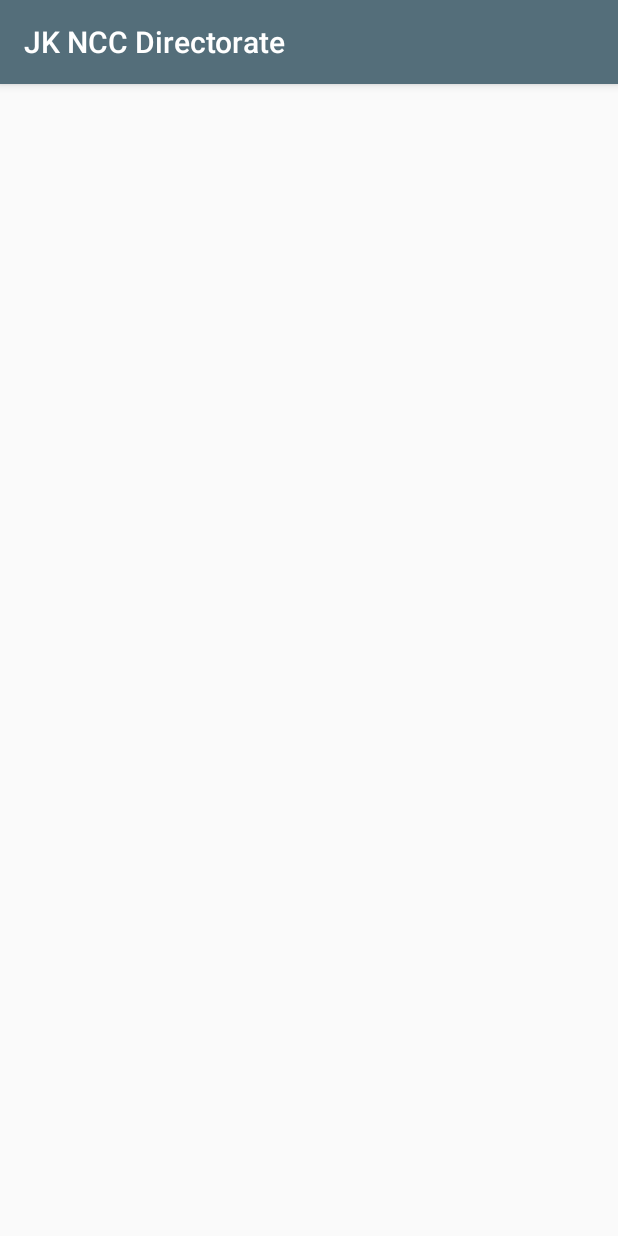
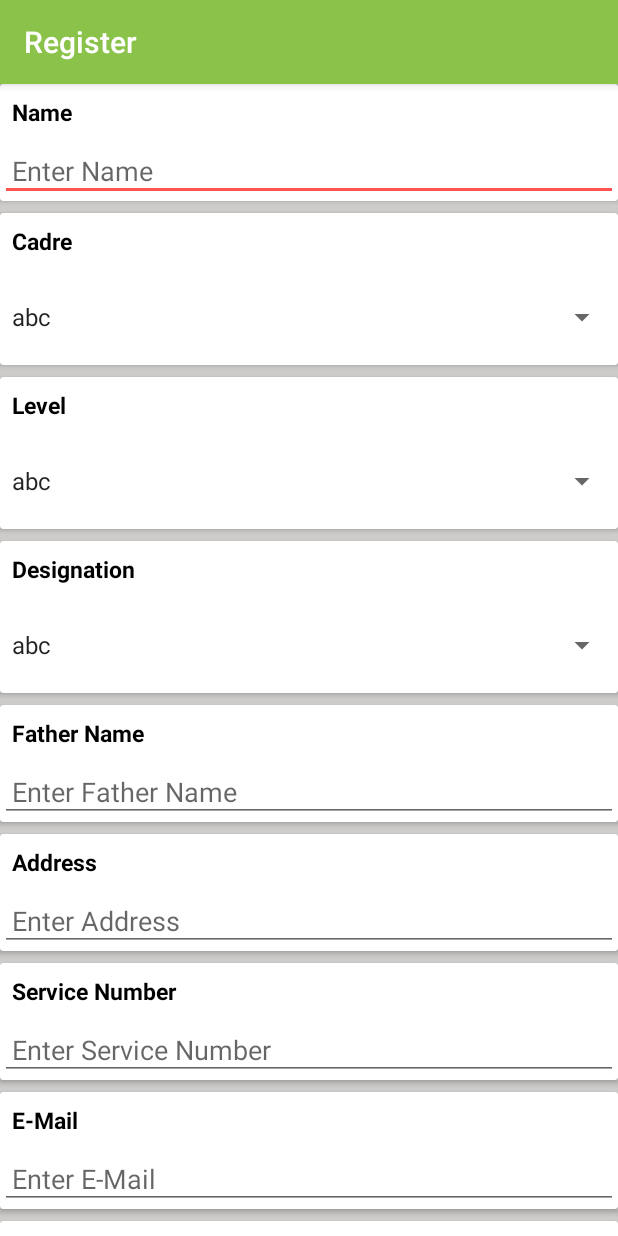
Before and after one commit to Gamingdronzz/JKNCCDirectorate, an Android app: the RegisterActivity screen opened directly, with no data from a screen before it, on a phone screen of 412 x 824 dp. Run offline under Robolectric (Android 15) with nearby library versions, the phone set to English and light mode, and no system bars.

Commit message:
Set up register activity

```diff
--- a/app/build.gradle
+++ b/app/build.gradle
@@ -27,6 +27,7 @@ dependencies {
     compile 'com.android.support:appcompat-v7:25.3.1'
     compile 'com.android.support.constraint:constraint-layout:1.0.2'
     compile 'com.android.support:design:25.3.1'
+    compile 'com.android.support:cardview-v7:25.3.1'
     compile 'com.android.support:support-v4:25.3.1'
     testCompile 'junit:junit:4.12'
 }
--- a/app/src/main/java/com/jknccdirectorate/Activity/RegisterActivity.java
+++ b/app/src/main/java/com/jknccdirectorate/Activity/RegisterActivity.java
@@ -2,6 +2,7 @@ package com.jknccdirectorate.Activity;
 
 import android.os.Bundle;
 import android.support.v7.app.AppCompatActivity;
+import android.support.v7.widget.LinearLayoutManager;
 import android.support.v7.widget.RecyclerView;
 
 import com.jknccdirectorate.Adapter.ComplexRecyclerViewAdapter;
@@ -21,10 +22,12 @@ public class RegisterActivity extends AppCompatActivity {
     protected void onCreate(Bundle savedInstanceState) {
         super.onCreate(savedInstanceState);
         setContentView(R.layout.activity_register);
+        getSupportActionBar().setTitle("Register");
 
         recyclerView = (RecyclerView) findViewById(R.id.registration_recyclerView);
         adapter = new ComplexRecyclerViewAdapter(getSampleArrayList());
         recyclerView.setAdapter(adapter);
+        recyclerView.setLayoutManager(new LinearLayoutManager(getApplicationContext()));
     }
 
     private ArrayList<Object> getSampleArrayList() {
--- a/app/src/main/java/com/jknccdirectorate/ViewHolders/ViewHolderEditText.java
+++ b/app/src/main/java/com/jknccdirectorate/ViewHolders/ViewHolderEditText.java
@@ -34,7 +34,7 @@ public class ViewHolderEditText extends RecyclerView.ViewHolder {
     }
 */
     public void setHint(String value) {
-        textview.setHint(value);
+        editText.setHint(value);
     }
 
     public void setTag(String value) {
--- a/app/src/main/res/layout/activity_register.xml
+++ b/app/src/main/res/layout/activity_register.xml
@@ -1,16 +1,17 @@
 <?xml version="1.0" encoding="utf-8"?>
-<android.support.constraint.ConstraintLayout xmlns:android="http://schemas.android.com/apk/res/android"
+<LinearLayout xmlns:android="http://schemas.android.com/apk/res/android"
     xmlns:app="http://schemas.android.com/apk/res-auto"
     xmlns:tools="http://schemas.android.com/tools"
     android:layout_width="match_parent"
     android:layout_height="match_parent"
-    android:padding="@dimen/activity_vertical_margin"
+
     tools:context="com.jknccdirectorate.Activity.RegisterActivity">
 
     <android.support.v7.widget.RecyclerView
+        android:background="@color/colorLightGray"
         android:id="@+id/registration_recyclerView"
         android:layout_width="match_parent"
         android:layout_height="match_parent">
 
     </android.support.v7.widget.RecyclerView>
-</android.support.constraint.ConstraintLayout>
+</LinearLayout>
--- a/app/src/main/res/layout/view_holder_edittext.xml
+++ b/app/src/main/res/layout/view_holder_edittext.xml
@@ -1,16 +1,22 @@
-<LinearLayout xmlns:android="http://schemas.android.com/apk/res/android"
+<android.support.v7.widget.CardView xmlns:android="http://schemas.android.com/apk/res/android"
     android:id="@+id/llContainer"
     android:layout_width="match_parent"
     android:layout_height="wrap_content"
-    android:layout_marginBottom="@dimen/margin_medium"
-    android:orientation="vertical"
-    android:padding="@dimen/padding_medium">
+    android:elevation="@dimen/elevation_medium"
+    android:layout_marginBottom="@dimen/margin_medium">
+
+    <LinearLayout
+        android:layout_width="match_parent"
+        android:layout_height="wrap_content"
+        android:orientation="vertical">
 
         <TextView
             android:id="@+id/text_view_edit_text"
             android:layout_width="match_parent"
+            android:padding="@dimen/padding_medium"
             android:layout_height="wrap_content"
-        android:textAlignment="center"
+            android:textStyle="bold"
+            android:textSize="@dimen/text_15"
             android:textColor="@color/colorBlack" />
 
         <EditText
@@ -18,8 +24,9 @@
             android:layout_width="match_parent"
             android:layout_height="wrap_content"
             android:inputType="textMultiLine"
-        android:padding="@dimen/padding_medium"
-        android:textAlignment="center" />
+            android:padding="@dimen/padding_medium" />
+
+    </LinearLayout>
 
 
-</LinearLayout>
+</android.support.v7.widget.CardView>
--- a/app/src/main/res/layout/view_holder_spinner.xml
+++ b/app/src/main/res/layout/view_holder_spinner.xml
@@ -1,19 +1,24 @@
 <?xml version="1.0" encoding="utf-8"?>
-
-<LinearLayout xmlns:android="http://schemas.android.com/apk/res/android"
+<android.support.v7.widget.CardView xmlns:android="http://schemas.android.com/apk/res/android"
     android:id="@+id/llContainer"
     android:layout_width="match_parent"
     android:layout_height="wrap_content"
     android:layout_marginBottom="@dimen/margin_medium"
-    android:orientation="vertical"
-    android:padding="@dimen/padding_medium">
+    >
+
+    <LinearLayout
+        android:layout_width="match_parent"
+        android:layout_height="wrap_content"
+        android:orientation="vertical">
 
         <TextView
             android:id="@+id/text_view_dropdown_title"
             android:layout_width="match_parent"
             android:layout_height="wrap_content"
-        android:textAlignment="center"
-        android:textColor="@color/colorBlack">
+            android:padding="@dimen/padding_medium"
+            android:textColor="@color/colorBlack"
+            android:textSize="@dimen/text_15"
+            android:textStyle="bold">
 
         </TextView>
 
@@ -26,3 +31,7 @@
         </android.support.v7.widget.AppCompatSpinner>
 
     </LinearLayout>
+
+
+
+</android.support.v7.widget.CardView>
--- a/app/src/main/res/values/colors.xml
+++ b/app/src/main/res/values/colors.xml
@@ -1,13 +1,15 @@
 <?xml version="1.0" encoding="utf-8"?>
 <resources>
-    <color name="colorAccent">#FF4081</color>
+    <color name="colorPrimary">#8BC34A</color>
+    <color name="colorPrimaryDark">#689F38</color>
+    <color name="colorPrimaryLight">#DCEDC8</color>
+    <color name="colorAccent">#FF5252</color>
+    <color name="colorAccentLight">#f49b9b</color>
+    <color name="colorAccentDark">#962d2d</color>
     <color name="colorGray">#6c6c6c</color>
     <color name="colorIcons">#212121</color>
     <color name="colorLightGray">#cecbcb</color>
     <color name="colorOffWhite">#dddddd</color>
-    <color name="colorPrimary">#546e7a</color>
-    <color name="colorPrimaryDark">#37474f</color>
-    <color name="colorPrimaryLight">#90a4ae</color>
     <color name="colorPrimaryText">#ffffff</color>
     <color name="colorRed">#ff0000</color>
     <color name="colorSecondaryText">#757575</color>
--- a/app/src/main/res/values/styles.xml
+++ b/app/src/main/res/values/styles.xml
@@ -17,4 +17,6 @@
 
     <style name="AppTheme.PopupOverlay" parent="ThemeOverlay.AppCompat.Light" />
 
+
+
 </resources>
```
Also changed, not shown: app/src/main/java/com/jknccdirectorate/Fragment/FragmentLogin.java (+30 -6 lines), app/src/main/res/drawable/dialog_bg.xml (added, +12 -0 lines), app/src/main/res/drawable/register_item_background.xml (added, +12 -0 lines), app/src/main/res/layout/dialog_login.xml (renamed from app/src/main/res/layout/login_dialog.xml, +18 -8 lines). Lines whose indentation alone changed are shown as unchanged.
